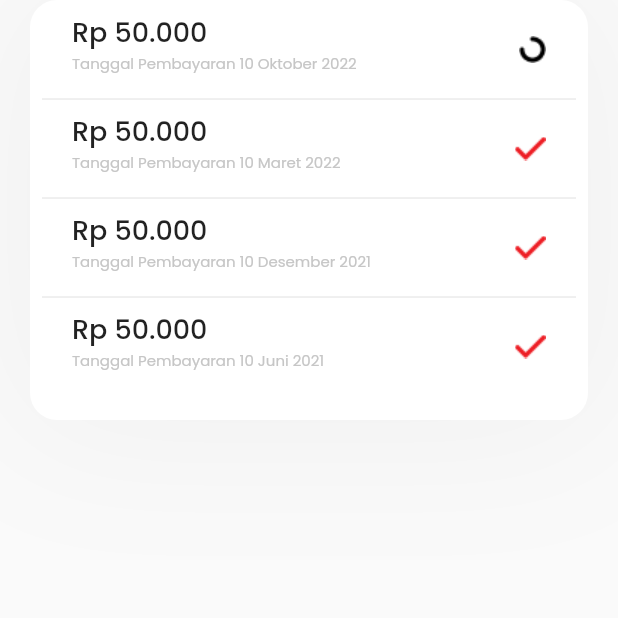
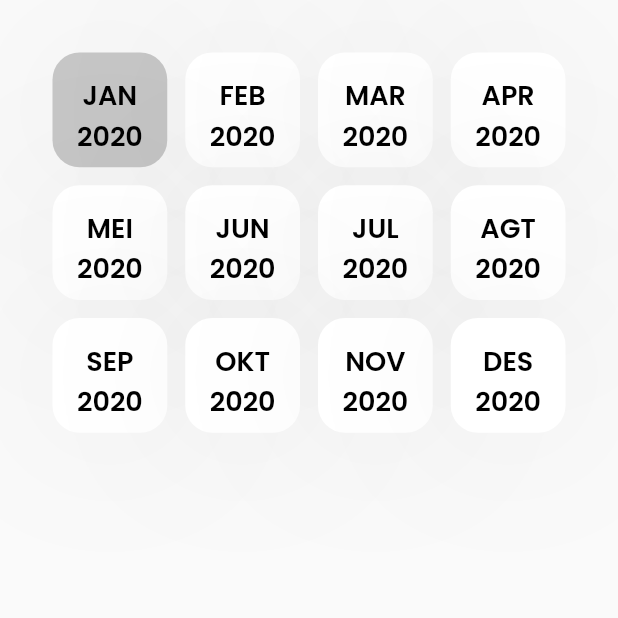
Before and after one commit to flitzcore/widget_b201, a Flutter app: the screen it shows after launch, on a phone screen of 412 x 824 dp, the top half of it. Run offline on Flutter 3.47's test engine with Material 2 defaults, Android fonts, the light colour scheme and no system bars; our stand-ins replace google_fonts.

Commit message:
feat: pilih widget add 🚀

```diff
--- a/lib/home.dart
+++ b/lib/home.dart
@@ -1,4 +1,7 @@
 import 'package:flutter/material.dart';
+import 'package:widget_b201/pilih_bayar_widget/pilih_bayar_item.dart';
+import 'package:widget_b201/pilih_bayar_widget/pilih_bayar_model.dart';
+import 'package:widget_b201/pilih_bayar_widget/pilih_bayar_widget.dart';
 import 'package:widget_b201/riwayat_card_widget/riwayat_screen.dart';
 
 class Home extends StatelessWidget {
@@ -6,8 +9,6 @@ class Home extends StatelessWidget {
 
   @override
   Widget build(BuildContext context) {
-    return Scaffold(
-      body: RiwayatScreen(),
-    );
+    return Scaffold(body: PilihBayarWidget());
   }
 }
--- a/lib/pilih_bayar_widget/pilih_bayar_item.dart
+++ b/lib/pilih_bayar_widget/pilih_bayar_item.dart
@@ -1,14 +1,17 @@
 import 'package:flutter/material.dart';
+import 'package:google_fonts/google_fonts.dart';
 
 class PilihBayarItem extends StatelessWidget {
   const PilihBayarItem(
       {Key? key,
       required this.month,
       required this.year,
+      this.isPayed = false,
       this.isSelected = false})
       : super(key: key);
   final int year;
   final int month;
+  final bool isPayed;
   final bool isSelected;
 
   @override
@@ -16,9 +19,11 @@ class PilihBayarItem extends StatelessWidget {
     return Container(
       decoration: BoxDecoration(
           borderRadius: BorderRadius.circular(18),
-          color: isSelected
-              ? const Color.fromARGB(255, 237, 29, 36)
-              : Colors.white,
+          color: isPayed
+              ? const Color.fromARGB(255, 198, 198, 198)
+              : isSelected
+                  ? const Color.fromARGB(255, 237, 29, 36)
+                  : Colors.white,
           boxShadow: const [
             BoxShadow(
                 color: Color.fromARGB(10, 0, 0, 0),
@@ -27,16 +32,41 @@ class PilihBayarItem extends StatelessWidget {
                 blurRadius: 90),
           ]),
       child: Column(
+        mainAxisAlignment: MainAxisAlignment.center,
         children: <Widget>[
-          Text(
-            '$year',
-            style: TextStyle(
+          Padding(
+            padding: const EdgeInsets.all(15),
+            child: Text(
+              '${monthFormatter(month)}\n$year',
+              textAlign: TextAlign.center,
+              style: GoogleFonts.poppins(
                 fontSize: 18,
-                fontFamily: 'Poppins',
-                fontWeight: FontWeight.w700),
+                color: isSelected ? Colors.white : Colors.black,
+                fontWeight: FontWeight.w600,
+              ),
+            ),
           ),
         ],
       ),
     );
   }
 }
+
+String monthFormatter(int month) {
+  List<String> name = [
+    'JAN',
+    'FEB',
+    'MAR',
+    'APR',
+    'MEI',
+    'JUN',
+    'JUL',
+    'AGT',
+    'SEP',
+    'OKT',
+    'NOV',
+    'DES'
+  ];
+
+  return name[month - 1];
+}
--- /dev/null
+++ b/lib/pilih_bayar_widget/pilih_bayar_model.dart
@@ -0,0 +1,24 @@
+class PilihBayarModel {
+  int month;
+  int year;
+  bool isPayed;
+  bool isSelected;
+
+  PilihBayarModel(this.month, this.year, this.isPayed,
+      {this.isSelected = false});
+}
+
+List<PilihBayarModel> modelBayar = [
+  PilihBayarModel(1, 2020, true),
+  PilihBayarModel(2, 2020, false),
+  PilihBayarModel(3, 2020, false),
+  PilihBayarModel(4, 2020, false),
+  PilihBayarModel(5, 2020, false),
+  PilihBayarModel(6, 2020, false),
+  PilihBayarModel(7, 2020, false),
+  PilihBayarModel(8, 2020, false),
+  PilihBayarModel(9, 2020, false),
+  PilihBayarModel(10, 2020, false),
+  PilihBayarModel(11, 2020, false),
+  PilihBayarModel(12, 2020, false),
+];
--- /dev/null
+++ b/lib/pilih_bayar_widget/pilih_bayar_widget.dart
@@ -0,0 +1,43 @@
+import 'package:flutter/material.dart';
+import 'package:widget_b201/pilih_bayar_widget/pilih_bayar_item.dart';
+import 'package:widget_b201/pilih_bayar_widget/pilih_bayar_model.dart';
+
+class PilihBayarWidget extends StatefulWidget {
+  PilihBayarWidget({Key? key}) : super(key: key);
+  final List<PilihBayarModel> model = modelBayar;
+  @override
+  _PilihBayarWidgetState createState() => _PilihBayarWidgetState();
+}
+
+class _PilihBayarWidgetState extends State<PilihBayarWidget> {
+  @override
+  Widget build(BuildContext context) {
+    return Padding(
+      padding: const EdgeInsets.all(30.0),
+      child: GridView.count(
+        childAspectRatio: 1, //ubah besar grid
+        primary: false,
+        shrinkWrap: true,
+        crossAxisCount: 4,
+        mainAxisSpacing: 12,
+        crossAxisSpacing: 12,
+        padding: const EdgeInsets.all(5),
+        children: widget.model.map((entries) {
+          return InkWell(
+            onTap: (() {
+              setState(() {
+                entries.isSelected = !entries.isSelected;
+              });
+            }),
+            child: PilihBayarItem(
+              month: entries.month,
+              year: entries.year,
+              isPayed: entries.isPayed,
+              isSelected: entries.isSelected,
+            ),
+          );
+        }).toList(),
+      ),
+    );
+  }
+}
--- a/lib/riwayat_card_widget/riwayat_item.dart
+++ b/lib/riwayat_card_widget/riwayat_item.dart
@@ -1,4 +1,5 @@
 import 'package:flutter/material.dart';
+import 'package:google_fonts/google_fonts.dart';
 
 import 'currency_formatter.dart';
 
@@ -26,17 +27,18 @@ class RiwayatItem extends StatelessWidget {
             children: <Widget>[
               Text(
                 CurrencyFormat.convertToIdr(nominal, 0),
-                style: TextStyle(
-                    fontSize: 18,
-                    fontFamily: 'Poppins',
-                    fontWeight: FontWeight.w500),
+                style: GoogleFonts.poppins(
+                  fontSize: 18,
+                  fontWeight: FontWeight.w500,
+                ),
               ),
               Text(
                 "Tanggal Pembayaran $date",
-                style: TextStyle(
-                    fontSize: 10,
-                    fontFamily: 'Poppins',
-                    color: Color.fromARGB(255, 198, 198, 198)),
+                style: GoogleFonts.poppins(
+                  fontSize: 10,
+                  color: Color.fromARGB(255, 198, 198, 198),
+                  fontWeight: FontWeight.w500,
+                ),
               )
             ],
           ),
--- a/pubspec.yaml
+++ b/pubspec.yaml
@@ -35,6 +35,7 @@ dependencies:
   # Use with the CupertinoIcons class for iOS style icons.
   cupertino_icons: ^1.0.2
   intl: ^0.17.0
+  google_fonts: ^3.0.1
 
 
 dev_dependencies:
```
Also changed, not shown: pubspec.lock, 1 other file.
